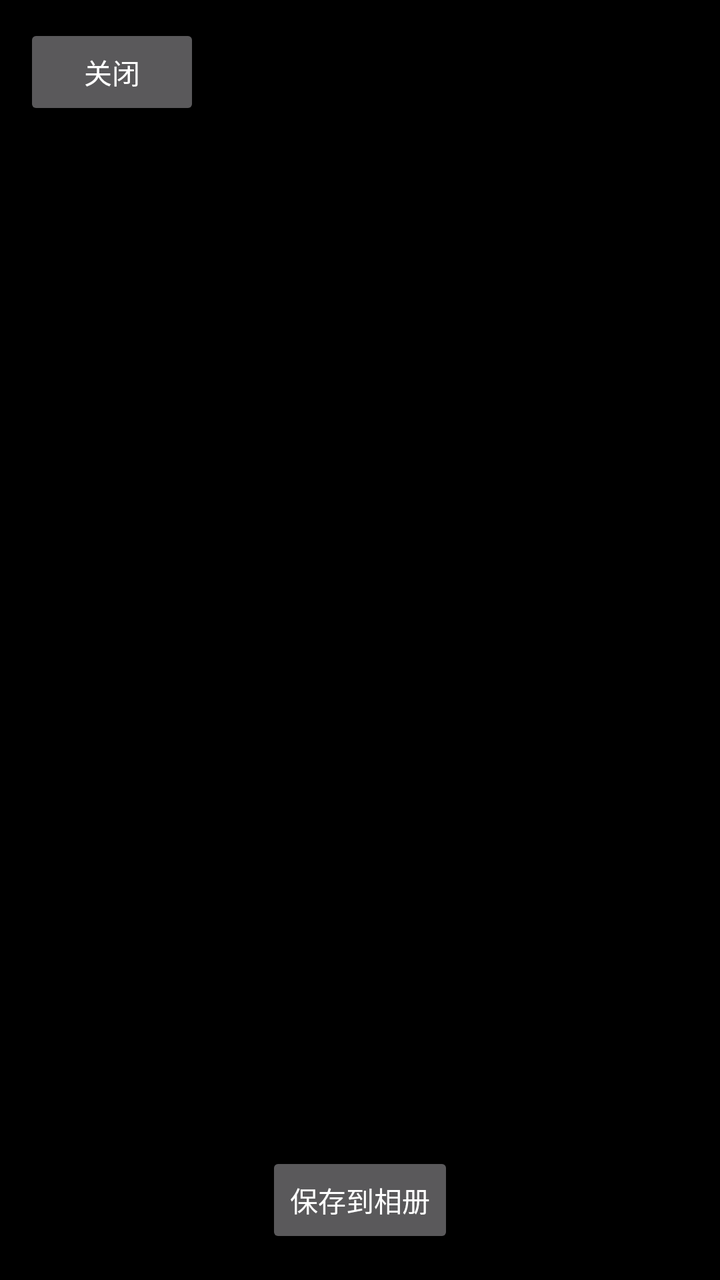
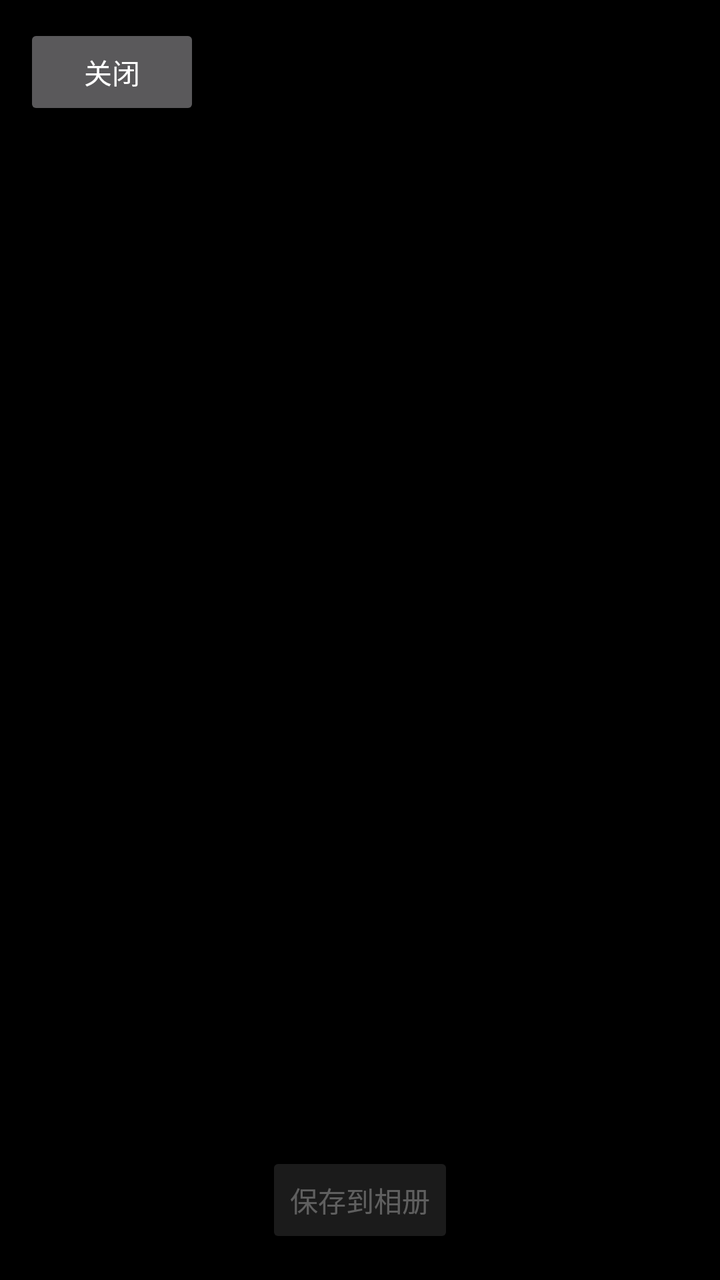

Before-and-after screenshots of an Android layout around one commit, followed by the original layout XML and the change that was made.
<!-- AndroidManifest.xml: activity theme android:Theme.Material.NoActionBar -->
<!-- res/layout/activity_image_viewer.xml -->
<?xml version="1.0" encoding="utf-8"?>
<FrameLayout xmlns:android="http://schemas.android.com/apk/res/android"
    android:layout_width="match_parent"
    android:layout_height="match_parent"
    android:background="#000000">

    <ImageView
        android:id="@+id/iv"
        android:layout_width="match_parent"
        android:layout_height="match_parent"
        android:scaleType="fitCenter"
        android:contentDescription="image" />

    <Button
        android:id="@+id/btnClose"
        android:layout_width="wrap_content"
        android:layout_height="wrap_content"
        android:layout_gravity="top|start"
        android:layout_margin="12dp"
        android:text="关闭" />

    <Button
        android:id="@+id/btnSave"
        android:layout_width="wrap_content"
        android:layout_height="wrap_content"
        android:layout_gravity="bottom|center_horizontal"
        android:layout_margin="16dp"
        android:text="保存到相册" />

</FrameLayout>
<!-- resources referenced by this layout -->
<resources>

</resources>

<!-- the commit's change to res/layout/activity_image_viewer.xml (unified diff, before → after) -->
@@ -1,5 +1,6 @@
 <?xml version="1.0" encoding="utf-8"?>
 <FrameLayout xmlns:android="http://schemas.android.com/apk/res/android"
+    android:id="@+id/imageRoot"
     android:layout_width="match_parent"
     android:layout_height="match_parent"
     android:background="#000000">
@@ -9,7 +10,14 @@
         android:layout_width="match_parent"
         android:layout_height="match_parent"
         android:scaleType="fitCenter"
-        android:contentDescription="image" />
+        android:contentDescription="@string/image_description" />
+
+    <ProgressBar
+        android:id="@+id/imageLoading"
+        android:layout_width="wrap_content"
+        android:layout_height="wrap_content"
+        android:layout_gravity="center"
+        android:indeterminate="true" />
 
     <Button
         android:id="@+id/btnClose"
@@ -17,7 +25,7 @@
         android:layout_height="wrap_content"
         android:layout_gravity="top|start"
         android:layout_margin="12dp"
-        android:text="关闭" />
+        android:text="@string/image_close" />
 
     <Button
         android:id="@+id/btnSave"
@@ -25,6 +33,7 @@
         android:layout_height="wrap_content"
         android:layout_gravity="bottom|center_horizontal"
         android:layout_margin="16dp"
-        android:text="保存到相册" />
+        android:enabled="false"
+        android:text="@string/image_save" />
 
 </FrameLayout>
<!-- resource entries referenced after the edit -->
@@ -1,5 +1,7 @@
 <!-- resources referenced by this layout -->
 <resources>
-
+  <string name="image_close">关闭</string>
+  <string name="image_description">对话图片</string>
+  <string name="image_save">保存到相册</string>
 </resources>
 
